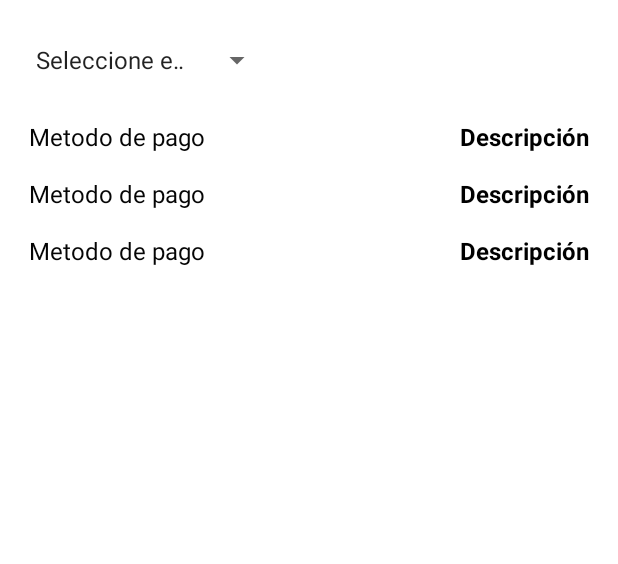
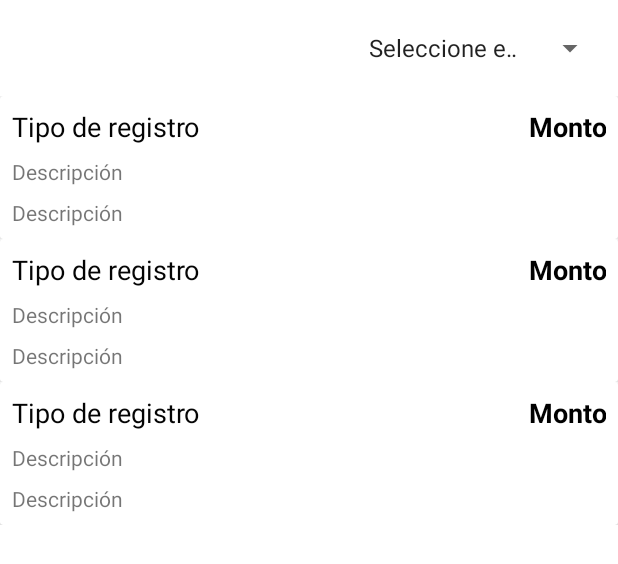
Before and after one commit to KevinMartinez1999/My-Finances, an Android app: the layout fragment_mensual.xml on its own in the app's theme, with its tools: preview values and no code run, on a phone screen of 412 x 824 dp. Shown: the top 564 px of the screen. Run offline under Robolectric (Android 15) with nearby library versions, the phone set to English and light mode, and no system bars.

Commit message:
Arreglos en el codigo y detalles en la interfaz.
Signed-off-by: KevinMartinez1999 <kevin.martinez1@udea.edu.co>

```diff
--- a/app/src/main/java/com/example/myfinances/fragments/sub_fragments/DialogRegistroFragment.kt
+++ b/app/src/main/java/com/example/myfinances/fragments/sub_fragments/DialogRegistroFragment.kt
@@ -141,7 +141,7 @@ class DialogRegistroFragment : DialogFragment() {
             gastospiner.visibility = View.GONE
             ingresospinner.visibility = View.VISIBLE
             categoryaccount.text = getString(R.string.account2)
-            categorydescription.text = getString(R.string.category2)
+            categorydescription.text = getString(R.string.descripcion)
             buttoningreso.isEnabled = false
             buttongasto.isEnabled = true
             valuetext.text = getString(R.string.valueIngresos)
--- a/app/src/main/java/com/example/myfinances/fragments/sub_fragments/MensualFragment.kt
+++ b/app/src/main/java/com/example/myfinances/fragments/sub_fragments/MensualFragment.kt
@@ -1,5 +1,6 @@
 package com.example.myfinances.fragments.sub_fragments
 
+import android.content.Context
 import android.os.Bundle
 import android.view.LayoutInflater
 import android.view.View
@@ -8,6 +9,7 @@ import android.widget.AdapterView
 import android.widget.Toast
 import androidx.fragment.app.Fragment
 import androidx.recyclerview.widget.LinearLayoutManager
+import com.example.myfinances.R
 import com.example.myfinances.data.server.RegistroServer
 import com.example.myfinances.databinding.FragmentMensualBinding
 import com.example.myfinances.ui.RegistroAdapter
@@ -18,9 +20,6 @@ import com.google.firebase.ktx.Firebase
 import kotlinx.android.synthetic.main.fragment_mensual.*
 import java.text.SimpleDateFormat
 import java.util.*
-
-
-
 
 class MensualFragment : Fragment() {
 
@@ -36,7 +35,10 @@ class MensualFragment : Fragment() {
     ): View {
         _binding = FragmentMensualBinding.inflate(inflater, container, false)
 
-        val currentDate: String = SimpleDateFormat("MM", Locale.getDefault()).format(Date())
+        val currentDate: String = SimpleDateFormat(
+            "MM",
+            Locale.getDefault()
+        ).format(Date())
         loadFromServer(currentDate)
         binding.spinnerMonth.setSelection(currentDate.toInt())
 
@@ -58,13 +60,12 @@ class MensualFragment : Fragment() {
                 id: Long
             ) {
                 cargar()
-
             }
         }
 
-        binding.swiperefresh.setOnRefreshListener{
+        binding.swiperefresh.setOnRefreshListener {
             cargar()
-            binding.swiperefresh.isRefreshing =  false
+            binding.swiperefresh.isRefreshing = false
         }
 
         return binding.root
@@ -80,7 +81,7 @@ class MensualFragment : Fragment() {
             .addOnSuccessListener { result ->
                 for (document in result) {
                     val registro: RegistroServer = document.toObject()
-                    if(registro.date?.contains("-$mes-") == true) {
+                    if (registro.date?.contains("-$mes-") == true) {
                         listRegistros.add(registro)
                     }
                 }
@@ -92,9 +93,9 @@ class MensualFragment : Fragment() {
     private fun cargar() {
         val pos = binding.spinnerMonth.selectedItemPosition
         if (pos != 0) {
-            val mes = if(pos<10){
+            val mes = if (pos < 10) {
                 "0$pos"
-            }else{
+            } else {
                 "$pos"
             }
             loadFromServer(mes)
@@ -103,12 +104,16 @@ class MensualFragment : Fragment() {
 
     private fun onRegistroItemClicked(registro: RegistroServer) {
         val fecha = registro.date
-        Toast.makeText(requireContext(), "Transacción realizada el día $fecha", Toast.LENGTH_SHORT).show()
+        val context: Context = binding.root.context
+        Toast.makeText(
+            requireContext(),
+            context.getString(R.string.transaccionOK, fecha),
+            Toast.LENGTH_SHORT
+        ).show()
     }
 
     override fun onDestroyView() {
         super.onDestroyView()
         _binding = null
     }
-
 }
--- a/app/src/main/java/com/example/myfinances/ui/RegistroAdapter.kt
+++ b/app/src/main/java/com/example/myfinances/ui/RegistroAdapter.kt
@@ -39,7 +39,6 @@ class RegistroAdapter(private val onItemClicked: (RegistroServer) -> Unit) :
         notifyDataSetChanged()
     }
 
-
     class ViewHolder(view: View) : RecyclerView.ViewHolder(view) {
         private val binding = CardViewRegistroItemBinding.bind(view)
         val context: Context = binding.root.context
@@ -56,6 +55,8 @@ class RegistroAdapter(private val onItemClicked: (RegistroServer) -> Unit) :
                     value.setTextColor(Color.RED)
                 }
                 tipo.text = registro.description
+                descripcion.text = registro.date
+                descripcion2.text = registro.account
             }
         }
     }
--- a/app/src/main/res/layout/card_view_registro_item.xml
+++ b/app/src/main/res/layout/card_view_registro_item.xml
@@ -9,53 +9,57 @@
         android:id="@+id/card"
         android:layout_width="0dp"
         android:layout_height="wrap_content"
-        android:layout_marginStart="8dp"
-        android:layout_marginTop="8dp"
-        android:layout_marginEnd="8dp"
-        android:layout_marginBottom="8dp"
-        app:cardElevation="0dp"
-        app:cardMaxElevation="0dp"
-        app:layout_constraintBottom_toBottomOf="parent"
         app:layout_constraintEnd_toEndOf="parent"
         app:layout_constraintStart_toStartOf="parent"
         app:layout_constraintTop_toTopOf="parent">
 
         <androidx.constraintlayout.widget.ConstraintLayout
             android:layout_width="match_parent"
-            android:layout_height="match_parent">
+            android:layout_height="match_parent"
+            android:padding="8dp">
 
             <TextView
                 android:id="@+id/tipo"
-                android:layout_width="200dp"
+                android:layout_width="0dp"
                 android:layout_height="wrap_content"
-                android:layout_marginStart="8dp"
-                android:layout_marginEnd="40dp"
-                android:layout_weight="1"
-                android:text="@string/account"
+                android:text="@string/tipo_registro"
                 android:textColor="#040404"
-                android:textSize="16sp"
-                app:layout_constraintBottom_toBottomOf="parent"
+                android:textSize="18sp"
                 app:layout_constraintEnd_toStartOf="@+id/value"
-                app:layout_constraintStart_toStartOf="parent" />
+                app:layout_constraintStart_toStartOf="parent"
+                app:layout_constraintTop_toTopOf="parent" />
 
             <TextView
                 android:id="@+id/value"
-                android:layout_width="133dp"
+                android:layout_width="0dp"
                 android:layout_height="wrap_content"
-                android:layout_marginEnd="8dp"
-                android:layout_weight="1"
                 android:gravity="end"
-                android:text="@string/category2"
+                android:text="@string/monto"
                 android:textColor="@color/black"
-                android:textSize="16sp"
+                android:textSize="18sp"
                 android:textStyle="bold"
                 app:drawableTintMode="screen"
-                app:layout_constraintBottom_toBottomOf="parent"
                 app:layout_constraintEnd_toEndOf="parent"
-                app:layout_constraintHorizontal_bias="1.0"
                 app:layout_constraintStart_toEndOf="@+id/tipo"
-                app:layout_constraintTop_toTopOf="parent"
-                app:layout_constraintVertical_bias="1.0" />
+                app:layout_constraintTop_toTopOf="parent" />
+
+            <TextView
+                android:id="@+id/descripcion"
+                android:layout_width="wrap_content"
+                android:layout_height="wrap_content"
+                android:layout_marginTop="8dp"
+                android:text="@string/descripcion"
+                app:layout_constraintStart_toStartOf="parent"
+                app:layout_constraintTop_toBottomOf="@+id/tipo" />
+
+            <TextView
+                android:id="@+id/descripcion2"
+                android:layout_width="wrap_content"
+                android:layout_height="wrap_content"
+                android:layout_marginTop="8dp"
+                android:text="@string/descripcion"
+                app:layout_constraintStart_toStartOf="parent"
+                app:layout_constraintTop_toBottomOf="@+id/descripcion" />
 
         </androidx.constraintlayout.widget.ConstraintLayout>
     </androidx.cardview.widget.CardView>
--- a/app/src/main/res/layout/fragment_dialog_registro.xml
+++ b/app/src/main/res/layout/fragment_dialog_registro.xml
@@ -111,7 +111,7 @@
         android:layout_height="wrap_content"
         android:layout_marginStart="32dp"
         android:layout_marginTop="8dp"
-        android:text="@string/category2"
+        android:text="@string/descripcion"
         android:textColor="@color/black"
         android:textSize="16sp"
         app:layout_constraintStart_toStartOf="parent"
--- a/app/src/main/res/layout/fragment_mensual.xml
+++ b/app/src/main/res/layout/fragment_mensual.xml
@@ -5,18 +5,17 @@
 android:layout_width="match_parent"
 android:layout_height="match_parent"
 android:orientation="vertical"
-    android:padding="8dp"
-    tools:context=".fragments.sub_fragments.MensualFragment">
+tools:context=".fragments.sub_fragments.DiarioFragment">
 
     <Spinner
         android:id="@+id/spinner_month"
         android:layout_width="166dp"
         android:layout_height="48dp"
-        android:layout_marginStart="8dp"
         android:layout_marginTop="8dp"
+        android:layout_marginEnd="8dp"
         android:entries="@array/months"
         android:minHeight="48dp"
-        app:layout_constraintStart_toStartOf="parent"
+        app:layout_constraintEnd_toEndOf="parent"
         app:layout_constraintTop_toTopOf="parent" />
 
 <androidx.swiperefreshlayout.widget.SwipeRefreshLayout
@@ -33,14 +32,8 @@
 
     <androidx.recyclerview.widget.RecyclerView
         android:id="@+id/RecyclerViewMonth"
-            android:layout_width="0dp"
-            android:layout_height="0dp"
-            android:layout_marginTop="8dp"
-            app:layout_constraintBottom_toBottomOf="parent"
-            app:layout_constraintEnd_toEndOf="parent"
-            app:layout_constraintStart_toStartOf="parent"
-            app:layout_constraintTop_toBottomOf="@+id/spinner_month"
+        android:layout_width="wrap_content"
+        android:layout_height="wrap_content"
         tools:listitem="@layout/card_view_registro_item" />
 </androidx.swiperefreshlayout.widget.SwipeRefreshLayout>
-
 </androidx.constraintlayout.widget.ConstraintLayout>
--- a/app/src/main/res/values/strings.xml
+++ b/app/src/main/res/values/strings.xml
@@ -34,7 +34,8 @@
     <string name="registertype">Tipo de Registro</string>
     <string name="date">Fecha de Registro</string>
     <string name="category">Categoria</string>
-    <string name="category2">Descripción</string>
+    <string name="descripcion">Descripción</string>
+    <string name="monto">Monto</string>
     <string name="account">Metodo de pago</string>
     <string name="account2">Tipo de Cuenta</string>
     <string name="registerdialog">Registrar</string>
@@ -47,6 +48,8 @@
     <string name="selectday">Seleccionar día</string>
     <string name="positive">+ $ %s</string>
     <string name="negative">- $ %s</string>
+    <string name="transaccionOK">Transacción realizada el día %s</string>
+    <string name="tipo_registro">Tipo de registro</string>
 
     <string-array name="categorylist">
         <item>Alimentación</item>
```
Also changed, not shown: app/src/main/java/com/example/myfinances/fragments/sub_fragments/DiarioFragment.kt (+7 -8 lines). Lines whose indentation alone changed are shown as unchanged.
